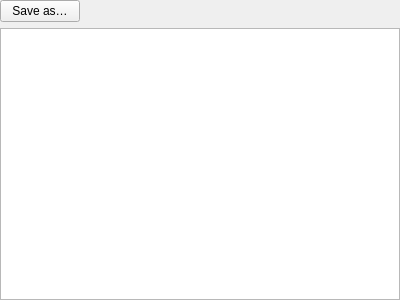
Qt form src/datalist.ui (metno/kvhqc) before a commit.
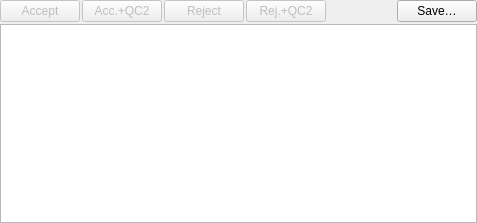
The same form after that commit. Custom widgets are drawn as their Qt base class.

Commit message: first version of accept/reject time series

What changed in the file:
```diff
--- a/src/datalist.ui
+++ b/src/datalist.ui
@@ -6,23 +6,62 @@
    <rect>
     <x>0</x>
     <y>0</y>
-    <width>400</width>
-    <height>300</height>
+    <width>477</width>
+    <height>223</height>
    </rect>
   </property>
   <property name="windowTitle">
    <string>DataList</string>
   </property>
   <layout class="QVBoxLayout" name="verticalLayout">
+   <property name="spacing">
+    <number>2</number>
+   </property>
    <property name="margin">
     <number>0</number>
    </property>
    <item>
     <layout class="QHBoxLayout" name="horizontalLayout">
+     <property name="spacing">
+      <number>2</number>
+     </property>
      <item>
-      <widget class="QPushButton" name="buttonSaveAs">
+      <widget class="QPushButton" name="buttonAccept">
+       <property name="enabled">
+        <bool>false</bool>
+       </property>
        <property name="text">
-        <string>Save as…</string>
+        <string>Accept</string>
+       </property>
+      </widget>
+     </item>
+     <item>
+      <widget class="QPushButton" name="buttonAcceptQC2">
+       <property name="enabled">
+        <bool>false</bool>
+       </property>
+       <property name="text">
+        <string>Acc.+QC2</string>
+       </property>
+      </widget>
+     </item>
+     <item>
+      <widget class="QPushButton" name="buttonReject">
+       <property name="enabled">
+        <bool>false</bool>
+       </property>
+       <property name="text">
+        <string>Reject</string>
+       </property>
+      </widget>
+     </item>
+     <item>
+      <widget class="QPushButton" name="buttonRejectQC2">
+       <property name="enabled">
+        <bool>false</bool>
+       </property>
+       <property name="text">
+        <string>Rej.+QC2</string>
        </property>
       </widget>
      </item>
@@ -39,6 +78,13 @@
        </property>
       </spacer>
      </item>
+     <item>
+      <widget class="QPushButton" name="buttonSaveAs">
+       <property name="text">
+        <string>Save…</string>
+       </property>
+      </widget>
+     </item>
     </layout>
    </item>
    <item>
```
Left out of the diff: 72 changed lines with no effect on the pictures. The commit also changes 32 other files.
